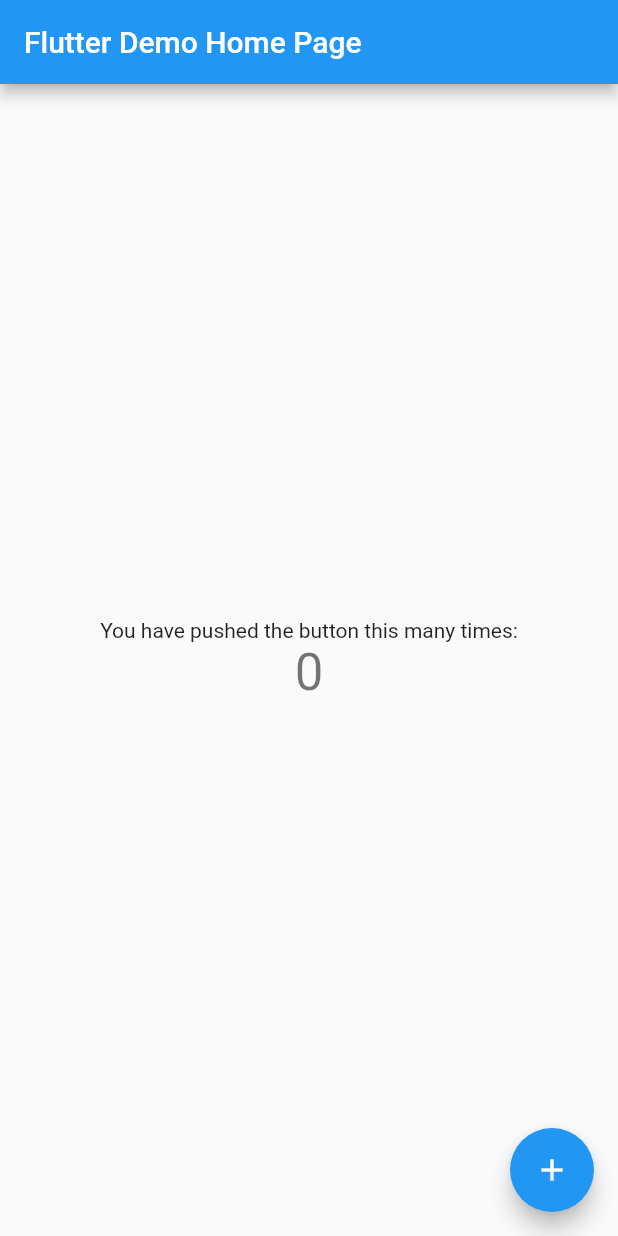
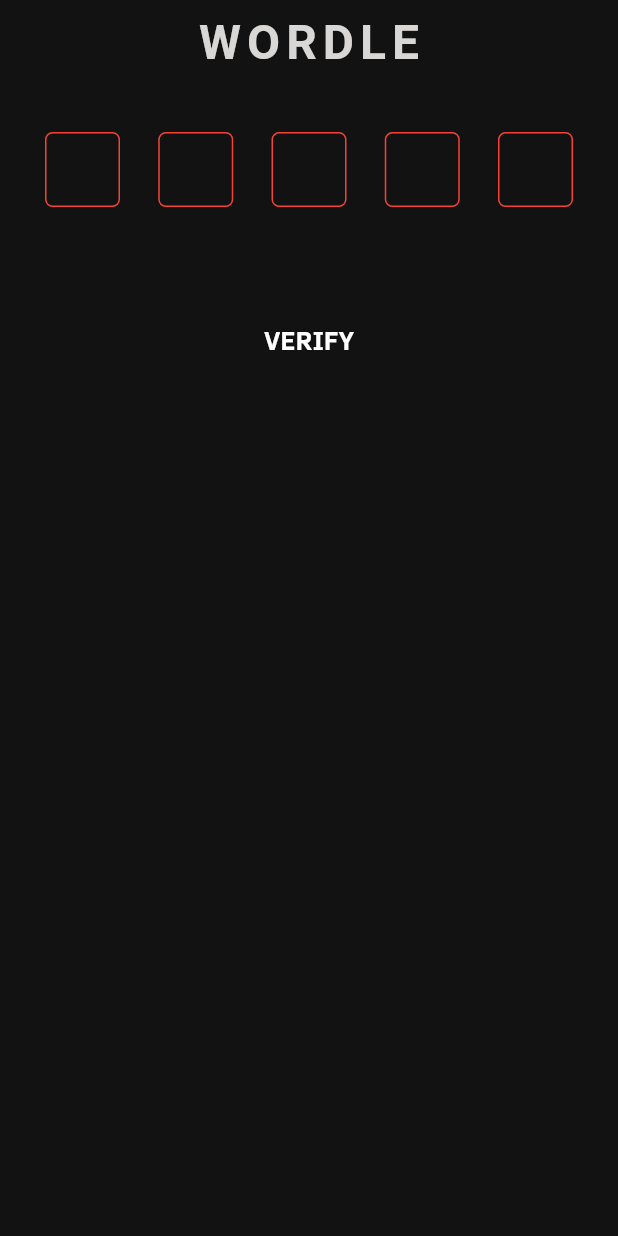
Before and after one commit to rahulsunil2/wordle_clone, a Flutter app: the screen it shows after launch, on a phone screen of 412 x 824 dp. Run offline on Flutter 3.47's test engine with Material 2 defaults, Android fonts, the phone set to English and light mode, and no system bars; drawn by our look-alikes of pin_code_fields.

Commit message:
Appbar Done

```diff
--- a/lib/main.dart
+++ b/lib/main.dart
@@ -1,6 +1,13 @@
 import 'package:flutter/material.dart';
+import 'package:flutter/services.dart';
+
+import 'puzzle_body.dart';
 
 void main() {
+  WidgetsFlutterBinding.ensureInitialized();
+  SystemChrome.setEnabledSystemUIOverlays([
+    SystemUiOverlay.bottom,
+  ]);
   runApp(const MyApp());
 }
 
@@ -13,103 +20,53 @@ class MyApp extends StatelessWidget {
     return MaterialApp(
       title: 'Flutter Demo',
       theme: ThemeData(
-        // This is the theme of your application.
-        //
-        // Try running your application with "flutter run". You'll see the
-        // application has a blue toolbar. Then, without quitting the app, try
-        // changing the primarySwatch below to Colors.green and then invoke
-        // "hot reload" (press "r" in the console where you ran "flutter run",
-        // or simply save your changes to "hot reload" in a Flutter IDE).
-        // Notice that the counter didn't reset back to zero; the application
-        // is not restarted.
-        primarySwatch: Colors.blue,
+        primaryColor: const Color(0xff121213),
+        fontFamily: "ClearSans",
+        textTheme: const TextTheme(
+          headline1: TextStyle(),
+          bodyText1: TextStyle(),
+          bodyText2: TextStyle(),
+        ).apply(
+          bodyColor: Colors.orange,
+          displayColor: Colors.blue,
+        ),
       ),
-      home: const MyHomePage(title: 'Flutter Demo Home Page'),
+      home: const MyHomePage(),
     );
   }
 }
 
-class MyHomePage extends StatefulWidget {
-  const MyHomePage({Key? key, required this.title}) : super(key: key);
-
-  // This widget is the home page of your application. It is stateful, meaning
-  // that it has a State object (defined below) that contains fields that affect
-  // how it looks.
-
-  // This class is the configuration for the state. It holds the values (in this
-  // case the title) provided by the parent (in this case the App widget) and
-  // used by the build method of the State. Fields in a Widget subclass are
-  // always marked "final".
-
-  final String title;
-
-  @override
-  State<MyHomePage> createState() => _MyHomePageState();
-}
-
-class _MyHomePageState extends State<MyHomePage> {
-  int _counter = 0;
-
-  void _incrementCounter() {
-    setState(() {
-      // This call to setState tells the Flutter framework that something has
-      // changed in this State, which causes it to rerun the build method below
-      // so that the display can reflect the updated values. If we changed
-      // _counter without calling setState(), then the build method would not be
-      // called again, and so nothing would appear to happen.
-      _counter++;
-    });
-  }
+class MyHomePage extends StatelessWidget {
+  const MyHomePage({Key? key}) : super(key: key);
 
   @override
   Widget build(BuildContext context) {
-    // This method is rerun every time setState is called, for instance as done
-    // by the _incrementCounter method above.
-    //
-    // The Flutter framework has been optimized to make rerunning build methods
-    // fast, so that you can just rebuild anything that needs updating rather
-    // than having to individually change instances of widgets.
     return Scaffold(
+      backgroundColor: const Color(0xff121213),
       appBar: AppBar(
-        // Here we take the value from the MyHomePage object that was created by
-        // the App.build method, and use it to set our appbar title.
-        title: Text(widget.title),
+        title: const Text('WORDLE'),
+        backgroundColor: Colors.transparent,
+        elevation: 0,
+        titleTextStyle: const TextStyle(
+          fontWeight: FontWeight.w700,
+          fontSize: 32,
+          letterSpacing: 4,
+          color: Color(0xffd8d7d5),
+        ),
+        centerTitle: true,
       ),
-      body: Center(
-        // Center is a layout widget. It takes a single child and positions it
-        // in the middle of the parent.
-        child: Column(
-          // Column is also a layout widget. It takes a list of children and
-          // arranges them vertically. By default, it sizes itself to fit its
-          // children horizontally, and tries to be as tall as its parent.
-          //
-          // Invoke "debug painting" (press "p" in the console, choose the
-          // "Toggle Debug Paint" action from the Flutter Inspector in Android
-          // Studio, or the "Toggle Debug Paint" command in Visual Studio Code)
-          // to see the wireframe for each widget.
-          //
-          // Column has various properties to control how it sizes itself and
-          // how it positions its children. Here we use mainAxisAlignment to
-          // center the children vertically; the main axis here is the vertical
-          // axis because Columns are vertical (the cross axis would be
-          // horizontal).
-          mainAxisAlignment: MainAxisAlignment.center,
-          children: <Widget>[
-            const Text(
-              'You have pushed the button this many times:',
-            ),
-            Text(
-              '$_counter',
-              style: Theme.of(context).textTheme.headline4,
-            ),
-          ],
-        ),
-      ),
-      floatingActionButton: FloatingActionButton(
-        onPressed: _incrementCounter,
-        tooltip: 'Increment',
-        child: const Icon(Icons.add),
-      ), // This trailing comma makes auto-formatting nicer for build methods.
+      body: const HomeBody(),
     );
   }
 }
+
+class HomeBody extends StatelessWidget {
+  const HomeBody({Key? key}) : super(key: key);
+
+  @override
+  Widget build(BuildContext context) {
+    return const Center(
+      child: PuzzleBody(),
+    );
+  }
+}
--- /dev/null
+++ b/lib/puzzle_body.dart
@@ -0,0 +1,154 @@
+import 'dart:async';
+
+import 'package:flutter/cupertino.dart';
+import 'package:flutter/material.dart';
+import 'package:pin_code_fields/pin_code_fields.dart';
+
+class PuzzleBody extends StatelessWidget {
+  const PuzzleBody({Key? key}) : super(key: key);
+
+  @override
+  Widget build(BuildContext context) {
+    return PinCodeVerificationScreen("+8801376221100");
+  }
+}
+
+class PinCodeVerificationScreen extends StatefulWidget {
+  final String? phoneNumber;
+
+  PinCodeVerificationScreen(this.phoneNumber);
+
+  @override
+  _PinCodeVerificationScreenState createState() =>
+      _PinCodeVerificationScreenState();
+}
+
+class _PinCodeVerificationScreenState extends State<PinCodeVerificationScreen> {
+  TextEditingController textEditingController = TextEditingController();
+
+  // ignore: close_sinks
+  StreamController<ErrorAnimationType>? errorController;
+
+  bool hasError = false;
+  String currentText = "HEL";
+  final formKey = GlobalKey<FormState>();
+
+  @override
+  void initState() {
+    errorController = StreamController<ErrorAnimationType>();
+    super.initState();
+  }
+
+  @override
+  void dispose() {
+    errorController!.close();
+
+    super.dispose();
+  }
+
+  // snackBar Widget
+  snackBar(String? message) {
+    return ScaffoldMessenger.of(context).showSnackBar(
+      SnackBar(
+        content: Text(message!),
+        duration: const Duration(seconds: 2),
+      ),
+    );
+  }
+
+  @override
+  Widget build(BuildContext context) {
+    return Scaffold(
+      backgroundColor: Colors.transparent,
+      body: GestureDetector(
+        onTap: () {},
+        child: SizedBox(
+          height: MediaQuery.of(context).size.height,
+          width: MediaQuery.of(context).size.width,
+          child: ListView(
+            children: <Widget>[
+              Form(
+                key: formKey,
+                child: Padding(
+                    padding: const EdgeInsets.symmetric(
+                        vertical: 32.0, horizontal: 30),
+                    child: PinCodeTextField(
+                      textCapitalization: TextCapitalization.characters,
+                      appContext: context,
+                      textStyle: const TextStyle(color: Color(0xffd8d7d5)),
+                      length: 5,
+                      animationType: AnimationType.scale,
+                      pinTheme: PinTheme(
+                        shape: PinCodeFieldShape.box,
+                        borderRadius: BorderRadius.circular(5),
+                        fieldHeight: 50,
+                        fieldWidth: 50,
+                        activeFillColor: Colors.transparent,
+                        borderWidth: 1,
+                      ),
+                      cursorColor: Colors.black,
+                      animationDuration: const Duration(milliseconds: 300),
+                      enableActiveFill: false,
+                      errorAnimationController: errorController,
+                      controller: textEditingController,
+                      keyboardType: TextInputType.text,
+                      onCompleted: (v) {
+                        print("Completed");
+                      },
+                      // onTap: () {
+                      //   print("Pressed");
+                      // },
+                      onChanged: (value) {
+                        print(value);
+                        setState(() {
+                          currentText = value;
+                        });
+                      },
+                      beforeTextPaste: (text) {
+                        print("Allowing to paste $text");
+                        //if you return true then it will show the paste confirmation dialog. Otherwise if false, then nothing will happen.
+                        //but you can show anything you want here, like your pop up saying wrong paste format or etc
+                        return true;
+                      },
+                    )),
+              ),
+              Container(
+                margin:
+                    const EdgeInsets.symmetric(vertical: 16.0, horizontal: 30),
+                child: ButtonTheme(
+                  height: 50,
+                  child: TextButton(
+                    onPressed: () {
+                      formKey.currentState!.validate();
+                      // conditions for validating
+                      if (currentText.length != 5 || currentText != "123456") {
+                        errorController!.add(ErrorAnimationType
+                            .shake); // Triggering error shake animation
+                        setState(() => hasError = true);
+                      } else {
+                        setState(
+                          () {
+                            hasError = false;
+                            snackBar("OTP Verified!!");
+                          },
+                        );
+                      }
+                    },
+                    child: Center(
+                        child: Text(
+                      "VERIFY".toUpperCase(),
+                      style: const TextStyle(
+                          color: Colors.white,
+                          fontSize: 18,
+                          fontWeight: FontWeight.bold),
+                    )),
+                  ),
+                ),
+              ),
+            ],
+          ),
+        ),
+      ),
+    );
+  }
+}
```
Also changed, not shown: pubspec.yaml (+14 -3 lines), fonts/ClearSans-Bold.ttf (added), fonts/ClearSans-BoldItalic.ttf (added), fonts/ClearSans-Italic.ttf (added), fonts/ClearSans-Light.ttf (added), fonts/ClearSans-Medium.ttf (added), fonts/ClearSans-MediumItalic.ttf (added), fonts/ClearSans-Regular.ttf (added), fonts/ClearSans-Thin.ttf (added), pubspec.lock.
